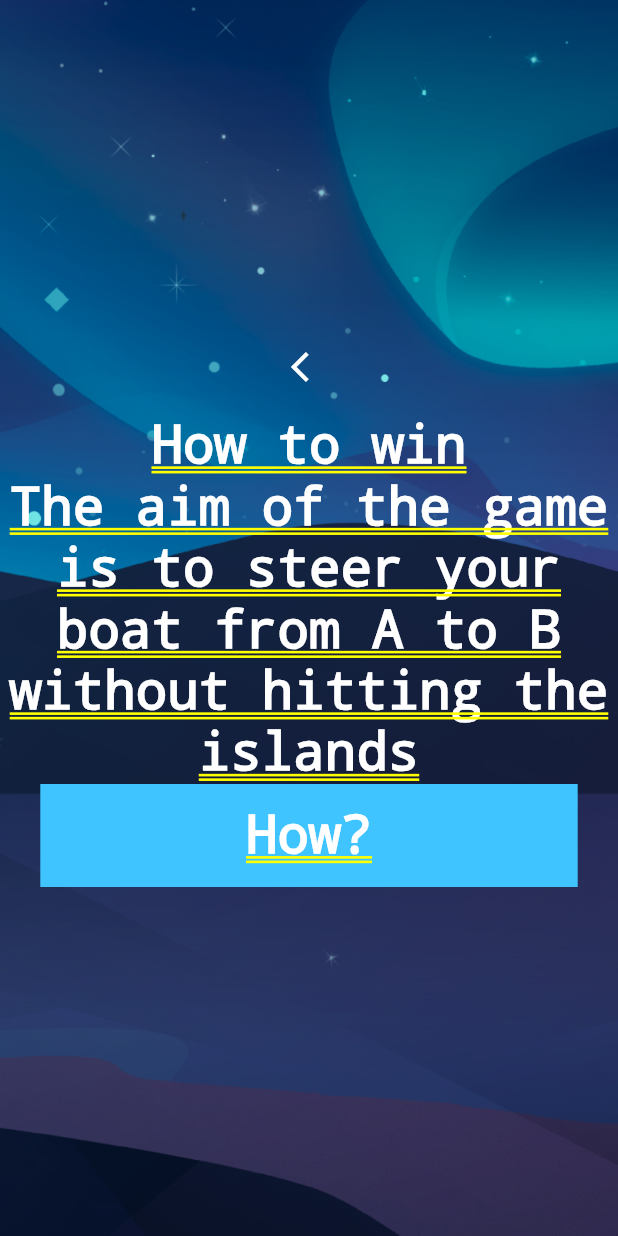
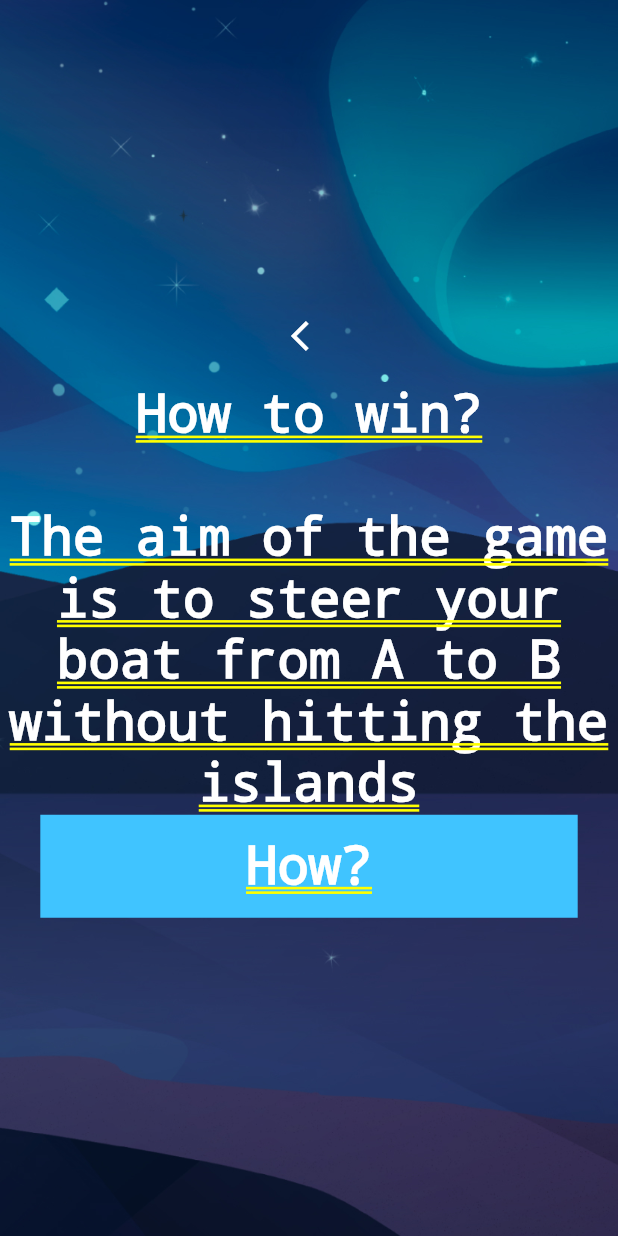
Before and after one commit to Yaa-ai-Public/PID_Controller_Game, a Flutter app: the screen4 screen opened directly, after a tap on "Begin Mission", on a phone screen of 412 x 824 dp. Run offline on Flutter 3.47's test engine with Material 2 defaults, Android fonts, the phone set to English and light mode, and no system bars; our stand-ins replace google_fonts.

Commit message:
Changes in code

```diff
--- a/lib/Screen5.dart
+++ b/lib/Screen5.dart
@@ -50,19 +50,11 @@ class _screen5State extends State<screen5> {
     ),
 
               Center(
+
                 child: Text(
-                  "How to win ",
-                  style: TextStyle(
-                    fontSize: 35,
-                    color: Colors.white,
-                  ),
-                  textAlign: TextAlign.center,
-                ),
-              ),
-              Center(
-                heightFactor: 1,
-                child: Text(
-                  "The aim of the game is to steer your boat from A to B without hitting the islands",
+                  "How to win? \n\n"
+                  "The aim of the game is to steer your boat "
+                      "from A to B without hitting the islands",
                   style: TextStyle(
                     fontSize: 35,
                     color: Colors.white,
```
Also changed, not shown: lib/Screen2.dart (+4 -11 lines).
